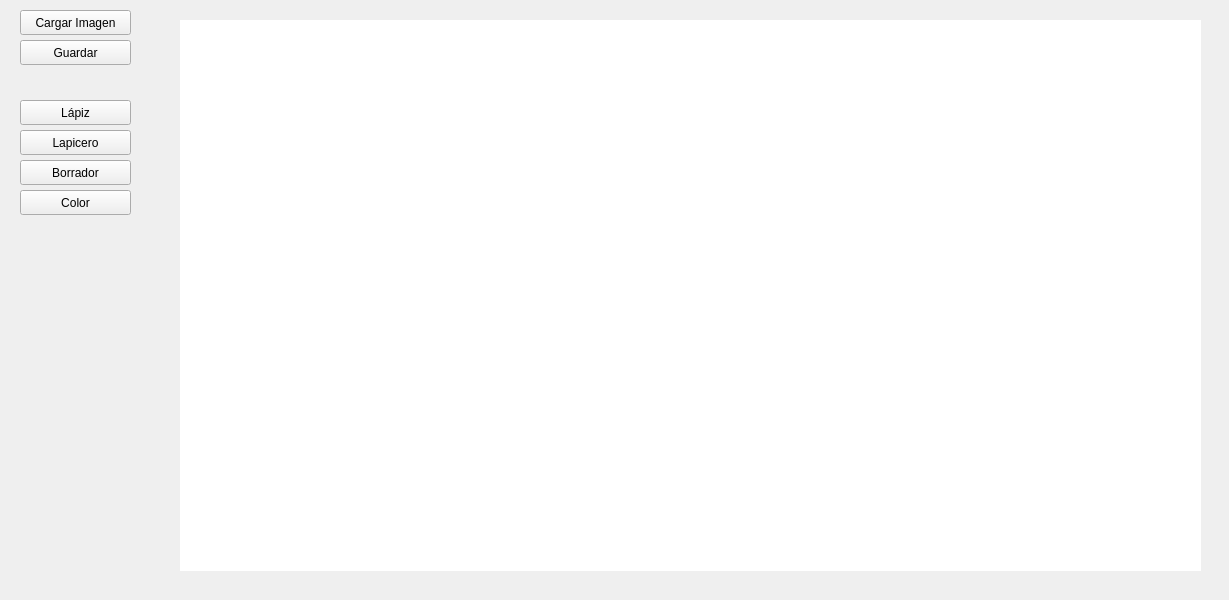
Old version of the form ppp/widget.ui in the repository Noemi2002/Paint_V3.
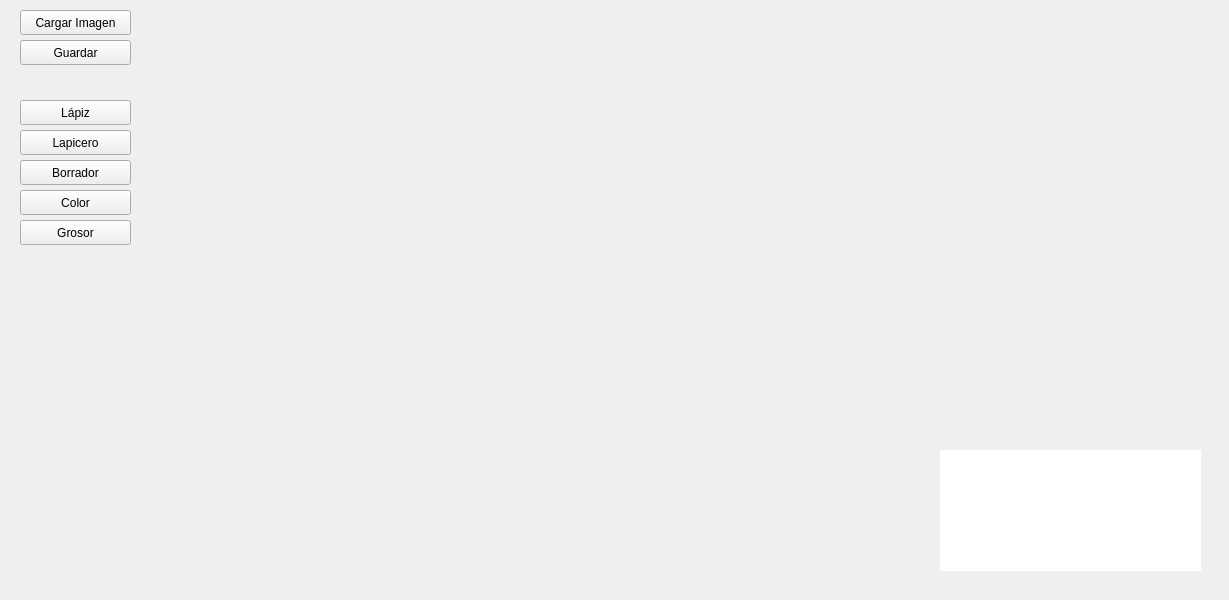
New version of the form.

```diff
--- a/ppp/widget.ui
+++ b/ppp/widget.ui
@@ -81,10 +81,10 @@
   <widget class="QLabel" name="canva">
    <property name="geometry">
     <rect>
-     <x>180</x>
-     <y>20</y>
-     <width>1021</width>
-     <height>551</height>
+     <x>940</x>
+     <y>450</y>
+     <width>261</width>
+     <height>121</height>
     </rect>
    </property>
    <property name="styleSheet">
@@ -109,6 +109,19 @@
     <string>Color</string>
    </property>
   </widget>
+  <widget class="QPushButton" name="grosorButton">
+   <property name="geometry">
+    <rect>
+     <x>20</x>
+     <y>220</y>
+     <width>111</width>
+     <height>25</height>
+    </rect>
+   </property>
+   <property name="text">
+    <string>Grosor</string>
+   </property>
+  </widget>
  </widget>
  <resources/>
  <connections/>
```
